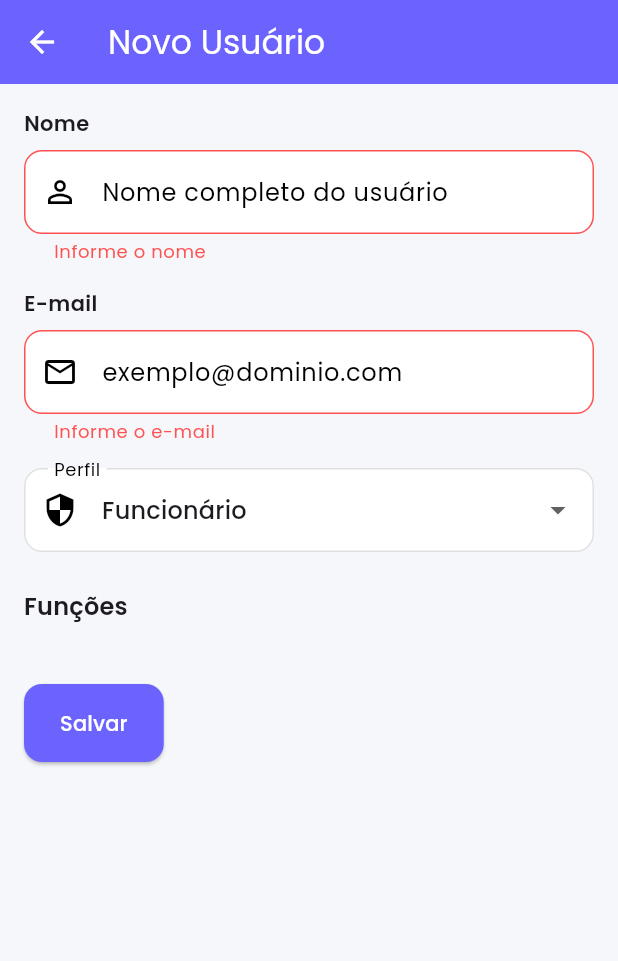
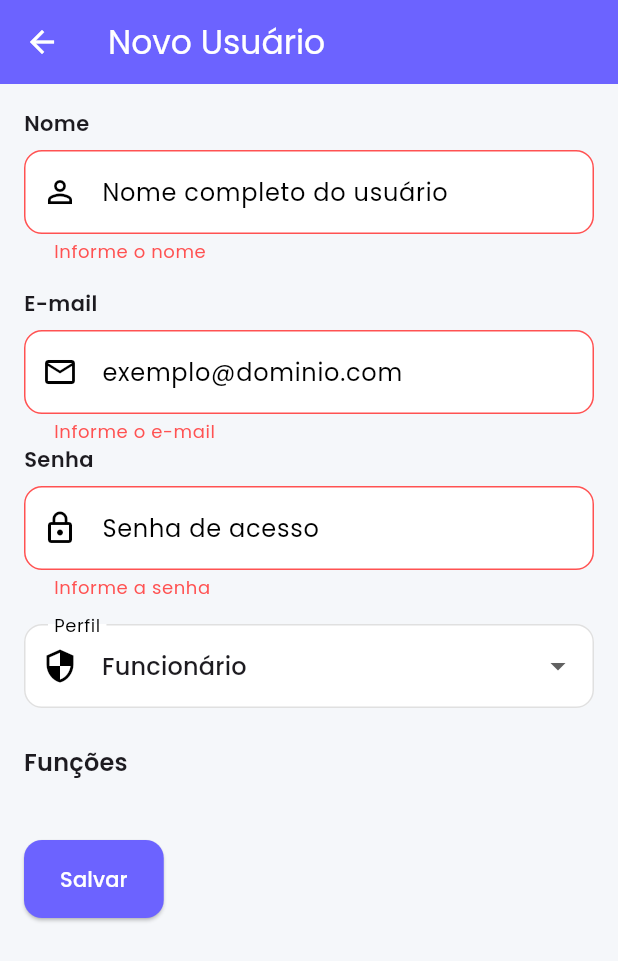
Before and after one commit to ottomicheletti/PEX, a Flutter app: the UserFormScreen screen opened directly with empty values, after a tap on "Salvar", on a phone screen of 412 x 824 dp. Shown: the top 961 px of the screen. Run offline on Flutter 3.47's test engine with Material 3 defaults, Android fonts, the phone set to English and light mode, and no system bars; our stand-ins replace cloud_firestore, firebase_auth, firebase_core, firebase_storage, flutter_dotenv, flutter_local_notifications and 2 more; accounts and stored records are empty.

Commit message:
ajusta criação de usuários e exibição de tarefas no lado do usuário

```diff
--- a/lib/main.dart
+++ b/lib/main.dart
@@ -22,6 +22,7 @@ Future<void> main() async {
 }
 
 final auth = FirebaseAuth.instance;
+final RouteObserver<ModalRoute<void>> routeObserver = RouteObserver<ModalRoute<void>>();
 
 class MyApp extends StatelessWidget {
   const MyApp({super.key});
--- a/lib/repositories/user_repository.dart
+++ b/lib/repositories/user_repository.dart
@@ -8,7 +8,7 @@ class UserRepository {
 
   Future<List<UserModel>> getUsers() async {
     try {
-      final snapshot = await _firestore.collection(_collectionName).get();
+      final snapshot = await FirebaseFirestore.instance.collection('users').get();
       return snapshot.docs.map((doc) => UserModel.fromFirestore(doc)).toList();
     } catch (e) {
       if (kDebugMode) {
@@ -46,7 +46,7 @@ class UserRepository {
 
   Future<void> add(UserModel user) async {
     try {
-      await _firestore.collection(_collectionName).add(user.toMap());
+      await _firestore.collection(_collectionName).doc(user.id).set(user.toMap());
     } catch (e) {
       if (kDebugMode) {
         print('Erro ao adicionar usuário: $e');
--- a/lib/screens/admin/user_form_screen.dart
+++ b/lib/screens/admin/user_form_screen.dart
@@ -6,6 +6,7 @@ import 'package:agpop/theme/app_theme.dart';
 import 'package:agpop/widgets/custom_button.dart';
 import 'package:agpop/widgets/custom_text_field.dart';
 import 'package:agpop/widgets/loading_indicator.dart';
+import 'package:firebase_auth/firebase_auth.dart';
 
 class UserFormScreen extends StatefulWidget {
   final UserModel? user;
@@ -23,6 +24,8 @@ class _UserFormScreenState extends State<UserFormScreen> {
 
   final TextEditingController _nameController = TextEditingController();
   final TextEditingController _emailController = TextEditingController();
+  final TextEditingController _passwordController = TextEditingController();
+
 
   UserRole _role = UserRole.employee;
   List<String> _selectedPositions = [];
@@ -44,8 +47,10 @@ class _UserFormScreenState extends State<UserFormScreen> {
   void dispose() {
     _nameController.dispose();
     _emailController.dispose();
+    _passwordController.dispose(); // <- adicionado
     super.dispose();
   }
+
 
   Future<void> _submitForm() async {
     if (!_formKey.currentState!.validate()) return;
@@ -54,14 +59,21 @@ class _UserFormScreenState extends State<UserFormScreen> {
 
     try {
       if (widget.user == null) {
+        final authResult = await FirebaseAuth.instance
+            .createUserWithEmailAndPassword(
+          email: _emailController.text.trim(),
+          password: _passwordController.text.trim(),
+        );
+
         final newUser = UserModel(
-          id: '',
+          id: authResult.user!.uid,
           name: _nameController.text.trim(),
           email: _emailController.text.trim(),
           role: _role,
           isActive: true,
-          positionIds: _selectedPositions
+          positionIds: _selectedPositions,
         );
+
         await _userRepository.add(newUser);
       } else {
         final updatedUser = widget.user!.copyWith(
@@ -138,6 +150,20 @@ class _UserFormScreenState extends State<UserFormScreen> {
                   }
                   return null;
                 }
+              ),
+              CustomTextField(
+                  controller: _passwordController,
+                  label: 'Senha',
+                  hint: 'Senha de acesso',
+                  prefixIcon: Icons.lock_outline,
+                  obscureText: true,
+                  validator: (value) {
+                    if (widget.user == null) {
+                      if (value == null || value.isEmpty) return 'Informe a senha';
+                      if (value.length < 6) return 'A senha deve ter pelo menos 6 caracteres';
+                    }
+                    return null;
+                  }
               ),
               const SizedBox(height: 16),
 
--- a/pubspec.yaml
+++ b/pubspec.yaml
@@ -65,6 +65,8 @@ flutter:
   # included with your application, so that you can use the icons in
   # the material Icons class.
   uses-material-design: true
+  assets:
+    - .env
 
   # To add assets to your application, add an assets section, like this:
   # assets:
```
Also changed, not shown: lib/screens/home/employee_home.dart (+46 -40 lines), lib/services/firebase_service.dart (+18 -63 lines).
